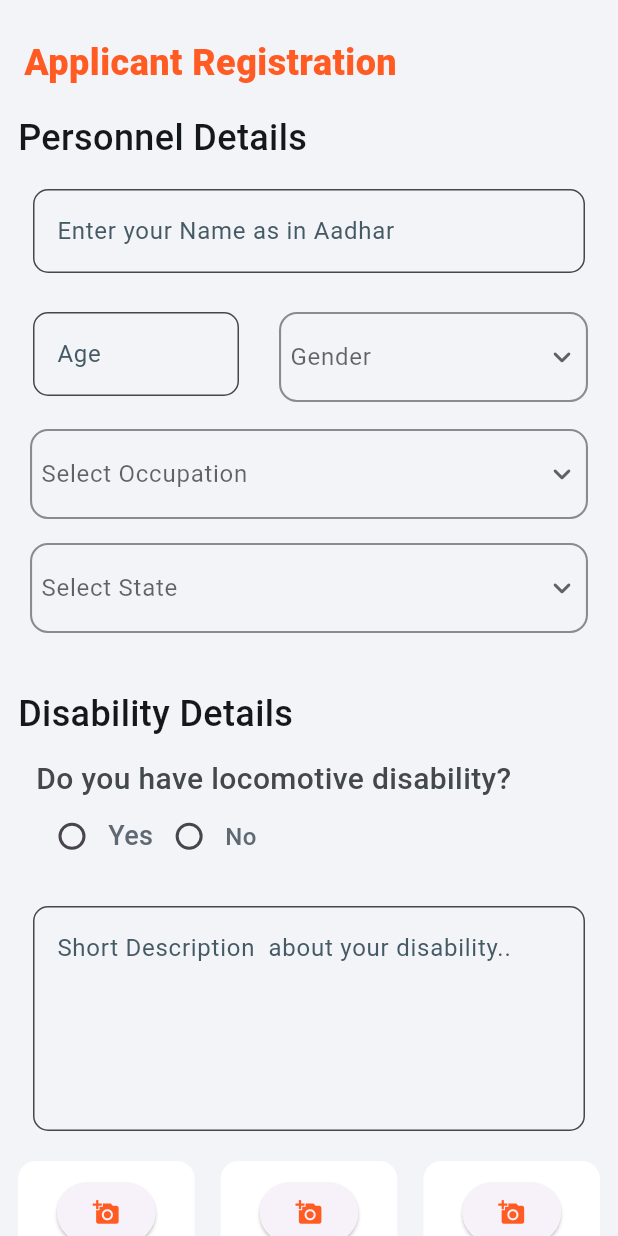
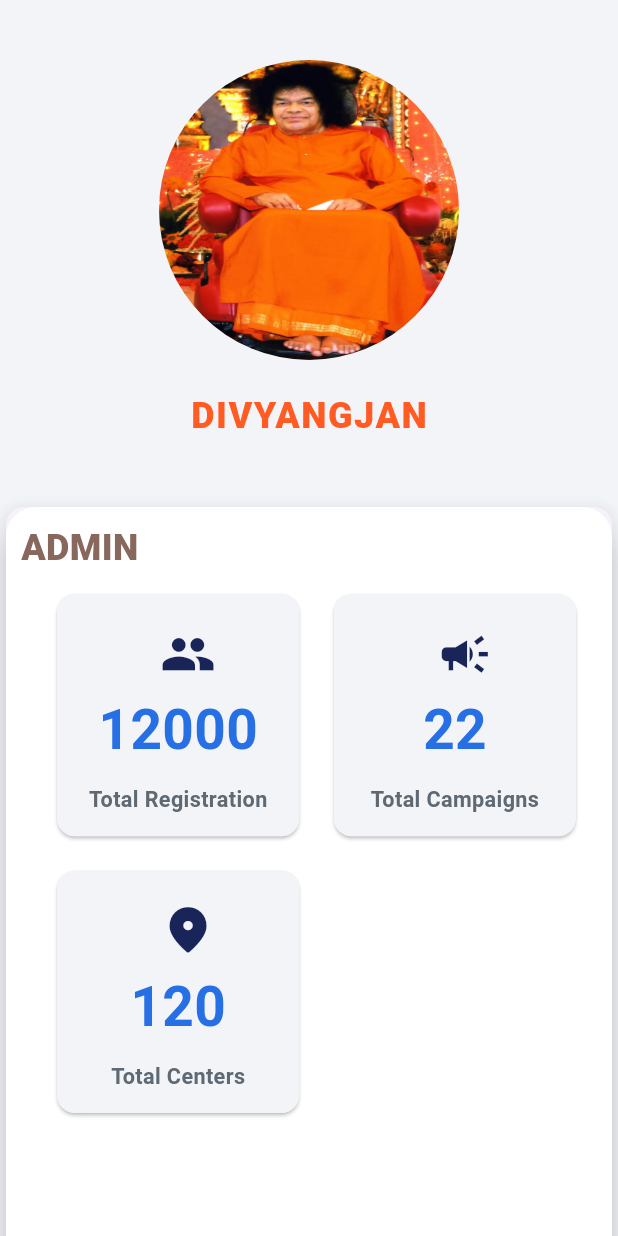
Before and after one commit to Coding2co/Divyangjan_Code, a Flutter app: the screen it shows after launch, on a phone screen of 412 x 824 dp. Run offline on Flutter 3.47's test engine with Material 3 defaults, Android fonts, the phone set to English and light mode, and no system bars; our stand-ins replace get, image_picker, pin_code_fields.

Commit message:
Admin Dashboard

```diff
--- /dev/null
+++ b/lib/Admin/AdminDashboard/view/dashboard_screen.dart
@@ -0,0 +1,129 @@
+import 'package:divyangjan_frontend/Admin/Widgets/dashboard_card_widget.dart';
+import 'package:divyangjan_frontend/Resources/Colors/app_colors.dart';
+import 'package:divyangjan_frontend/widgets/text_widget.dart';
+import 'package:flutter/material.dart';
+import 'package:get/get.dart';
+import '../../../Resources/Strings/app_strings.dart';
+
+class AdminDashboard extends StatelessWidget {
+  const AdminDashboard({super.key});
+
+  @override
+  Widget build(BuildContext context) {
+    return Scaffold(
+      backgroundColor: AppColors.primaryBackground,
+      body: SafeArea(
+        child: SingleChildScrollView(
+          child: Column(
+            mainAxisSize: MainAxisSize.max,
+            crossAxisAlignment: CrossAxisAlignment.center,
+            children: [
+              const SizedBox(
+                height: 40.0,
+              ),
+              ClipRRect(
+                borderRadius: BorderRadius.circular(200),
+                clipBehavior: Clip.antiAlias,
+                child: Image.asset(
+                  'assets/images/sai_baba.jpg',
+                  width: 200,
+                  height: 200,
+                  fit: BoxFit.fill,
+                ),
+              ),
+              const SizedBox(
+                height: 20.0,
+              ),
+              const TextWidget(
+                title: AppString.appName,
+                textColor: AppColors.primaryText,
+                textFontSize: 24,
+                textFontWeight: FontWeight.w800,
+                textSpace: 1.0,
+              ),
+              const SizedBox(
+                height: 40.0,
+              ),
+              Card(
+                semanticContainer: true,
+                elevation: 10,
+                child: Container(
+                  width: MediaQuery.of(context).size.width,
+                  height: MediaQuery.of(context).size.height * 0.6,
+                  padding: const EdgeInsets.only(
+                    top: 10,
+                    left: 10,
+                  ),
+                  decoration: const BoxDecoration(
+                    borderRadius: BorderRadius.only(
+                        topLeft: Radius.circular(20.0),
+                        topRight: Radius.circular(20.0)),
+                    boxShadow: [
+                      BoxShadow(
+                          color: AppColors.cardShadow, offset: Offset.infinite)
+                    ],
+                    color: AppColors.secondaryBackground,
+                  ),
+                  child: Column(
+                      crossAxisAlignment: CrossAxisAlignment.start,
+                      children: [
+                        const TextWidget(
+                            title: AppString.adminProfile,
+                            textColor: AppColors.upComingColor,
+                            textFontSize: 24,
+                            textFontWeight: FontWeight.w800),
+                        Expanded(
+                          child: GridView.builder(
+                            padding: const EdgeInsets.symmetric(
+                                horizontal: 20, vertical: 10),
+                            itemCount: 3,
+                            gridDelegate:
+                                const SliverGridDelegateWithFixedCrossAxisCount(
+                                    crossAxisCount: 2,
+                                    crossAxisSpacing: 15,
+                                    mainAxisSpacing: 15),
+                            itemBuilder: (context, index) {
+                              return index == 0
+                                  ? DashboardCardWidget(
+                                      onTap: () {
+                                        Get.toNamed('eligibilityScreenRoute');
+                                      },
+                                      cardIcon: const Icon(
+                                        Icons.people,
+                                        color: AppColors.navyBlue,
+                                      ),
+                                      title: '12000',
+                                      subTitle: AppString.totalReg)
+                                  : index == 1
+                                      ? DashboardCardWidget(
+                                          cardIcon:const  Icon(
+                                            Icons.campaign,
+                                            color: AppColors.navyBlue,
+                                          ),
+                                          title: '22',
+                                          subTitle: AppString.totCamp,
+                                          onTap: () {},
+                                        )
+                                      : DashboardCardWidget(
+                                          cardIcon: const Icon(
+                                            Icons.place_rounded,
+                                            color: AppColors.navyBlue,
+                                          ),
+                                          title: '120',
+                                          subTitle: AppString.totcent,
+                                          onTap: () {},
+                                        );
+                            },
+
+                          ),
+                        ),
+                      ]),
+                ),
+              ),
+            ],
+          ),
+        ),
+      ),
+    );
+  }
+}
--- /dev/null
+++ b/lib/Admin/Widgets/dashboard_card_widget.dart
@@ -0,0 +1,46 @@
+
+// ignore_for_file: prefer_const_literals_to_create_immutables, prefer_const_constructors
+
+import 'package:divyangjan_frontend/Resources/Colors/app_colors.dart';
+import 'package:divyangjan_frontend/widgets/icon_widget.dart';
+import 'package:divyangjan_frontend/widgets/text_widget.dart';
+import 'package:flutter/material.dart';
+
+class DashboardCardWidget extends StatelessWidget {
+  final Icon cardIcon;
+  final String title;
+  final String subTitle;
+  final Function() onTap;
+
+  const DashboardCardWidget({super.key,required this.cardIcon,required this.title,required this.subTitle,required this.onTap});
+
+  @override
+  Widget build(BuildContext context) {
+    return GestureDetector(
+      onTap:onTap ,
+      child: Card(
+        elevation: 1,
+        child: Container(
+          width: MediaQuery.of(context).size.width * 0.4,
+          height: 160,
+          padding: EdgeInsets.all(8),
+          decoration: BoxDecoration(
+            color: AppColors.primaryBackground,
+            borderRadius: BorderRadius.circular(12),
+
+          ),
+
+          child: Column(
+            crossAxisAlignment: CrossAxisAlignment.center,
+            mainAxisAlignment: MainAxisAlignment.spaceAround,
+            children: [
+              IconButtonWidget(icon: cardIcon,iconColor: AppColors.navyBlue,iconSize: MediaQuery.of(context).size.width * 0.09,),
+              TextWidget(title: title, textColor: AppColors.bluue, textFontSize:MediaQuery.of(context).size.width * 0.089, textFontWeight: FontWeight.w600),
+              TextWidget(title: subTitle, textColor: AppColors.secondaryText, textFontSize:MediaQuery.of(context).size.width * 0.035, textFontWeight: FontWeight.w600),
+            ],
+          ),
+        ),
+      ),
+    );
+  }
+}
--- a/lib/Resources/Colors/app_colors.dart
+++ b/lib/Resources/Colors/app_colors.dart
@@ -12,6 +12,8 @@ static const Color onGoingColor =  Color(0xFFFFBF00);
 static const Color upComingColor = Color(0xF7846358);
 static const Color completedColor =  Color(0xFF046A38);
 static const Color enrolledColor =Color(0xFF90EE90);
+static const Color navyBlue =Color(0xFF192559);
+static const Color bluue =Color(0xFF276FE4);
 
 
 }
--- a/lib/Resources/Strings/app_strings.dart
+++ b/lib/Resources/Strings/app_strings.dart
@@ -77,4 +77,19 @@ class AppString{
   static const String view = 'View';
   static const String regDate = '18-03-2024';
 
+
+  //Admin Dashboard
+
+  static const String appName = "DIVYANGJAN";
+  static const String adminProfile = "ADMIN";
+  static const String totalReg = "Total Registration";
+  static const String totCamp = "Total Campaigns";
+  static const String totcent = "Total Centers";
+
+  //Eligibility
+
+  static const String eligibility = "Eligibility";
+  static const String eligibleCandi = "Eligible Candidates";
+  static const String ineligibleCandi = "InEligible Candidates";
+  // static const String view = "View";
 }
--- a/lib/controllers/imagepicker_controller.dart
+++ b/lib/controllers/imagepicker_controller.dart
@@ -1,5 +1,4 @@
 import 'dart:io';
-import 'package:flutter/foundation.dart';
 import 'package:get/get.dart';
 import 'package:image_picker/image_picker.dart';
 
--- a/lib/main.dart
+++ b/lib/main.dart
@@ -1,6 +1,9 @@
+import 'package:divyangjan_frontend/Admin/AdminDashboard/view/dashboard_screen.dart';
 import 'package:divyangjan_frontend/screens/registration_screen.dart';
 import 'package:flutter/material.dart';
 import 'package:get/get.dart';
+
+import 'Admin/RegisteredCandidates/views/eligibility_screen.dart';
 // import 'package:google_fonts/google_fonts.dart';
 
 void main() {
@@ -15,9 +18,23 @@
   @override
   Widget build(BuildContext context) {
     return GetMaterialApp(
-      debugShowCheckedModeBanner: false,
+        debugShowCheckedModeBanner: false,
         title: 'Flutter Demo',
         themeMode: ThemeMode.system,
-        home: RegistrationScreen());
+        getPages: [
+          GetPage(
+            name: '/adminDashboardRouteName',
+            page: () => const AdminDashboard(),
+          ),
+          GetPage(
+            name: '/eligibilityScreenRoute',
+            page: () => const EligibilityScreen(),
+          ),
+          GetPage(
+            name: '/registrationForm',
+            page: (() => RegistrationScreen()),
+          ),
+        ],
+        home: const AdminDashboard());
   }
 }
--- a/lib/models/registration_model.dart
+++ b/lib/models/registration_model.dart
@@ -1,23 +1,23 @@
-// ignore_for_file: unnecessary_new
+// // ignore_for_file: unnecessary_new
 
-class Registration {
-  String? phoneNumber;
-  String? password;
-  bool? isPhoneVerified;
+// class Registration {
+//   String? phoneNumber;
+//   String? password;
+//   bool? isPhoneVerified;
 
-  Registration({this.phoneNumber, this.password, this.isPhoneVerified});
+//   Registration({this.phoneNumber, this.password, this.isPhoneVerified});
 
-  Registration.fromJson(Map<String, dynamic> json) {
-    phoneNumber = json['phone_number'];
-    password = json['password'];
-    isPhoneVerified = json['isPhone_verified'];
-  }
+//   Registration.fromJson(Map<String, dynamic> json) {
+//     phoneNumber = json['phone_number'];
+//     password = json['password'];
+//     isPhoneVerified = json['isPhone_verified'];
+//   }
 
-  Map<String, dynamic> toJson() {
-    final Map<String, dynamic> data = new Map<String, dynamic>();
-    data['phone_number'] = this.phoneNumber;
-    data['password'] = this.password;
-    data['isPhone_verified'] = this.isPhoneVerified;
-    return data;
-  }
-}
+//   Map<String, dynamic> toJson() {
+//     final Map<String, dynamic> data = new Map<String, dynamic>();
+//     data['phone_number'] = this.phoneNumber;
+//     data['password'] = this.password;
+//     data['isPhone_verified'] = this.isPhoneVerified;
+//     return data;
+//   }
+// }
--- a/lib/widgets/icon_widget.dart
+++ b/lib/widgets/icon_widget.dart
@@ -5,7 +5,7 @@ import 'package:flutter/material.dart';
 class IconButtonWidget extends StatelessWidget {
   final Icon icon;
   final Color? iconColor;
-  final VoidCallback? onChanged;
+  final Function()? onChanged;
   final double? iconSize;
   const IconButtonWidget({super.key, required this.icon, this.iconColor,this.onChanged,this.iconSize});
 
@@ -16,7 +16,6 @@ class IconButtonWidget extends StatelessWidget {
       height: 40.0,
       decoration: BoxDecoration(
           borderRadius: BorderRadius.circular(100.0),
-          // border: Border.all(color: AppColors.secondaryBackground)
           ),
       child: Center(
           child: IconButton(onPressed:onChanged, icon: icon, color: iconColor,iconSize: iconSize,)),
--- a/lib/widgets/imagepicker_widget.dart
+++ b/lib/widgets/imagepicker_widget.dart
@@ -55,7 +55,6 @@ class ImagePickerWidget extends StatelessWidget {
                   ElevatedButton(
                     onPressed: () {
                       debugPrint("button pressed");
-
                       showModalBottomSheet(
                         context: context,
                         builder: (BuildContext context) {
--- a/lib/widgets/text_widget.dart
+++ b/lib/widgets/text_widget.dart
@@ -10,7 +10,7 @@ class TextWidget extends StatelessWidget {
 
   @override
   Widget build(BuildContext context) {
-    return Text(
+    return  Text(
             title,
             style: TextStyle(
               color:textColor,
@@ -18,6 +18,7 @@ class TextWidget extends StatelessWidget {
               fontWeight: textFontWeight,
               letterSpacing: textSpace,
             ),
+
     );
   }
 }
--- a/pubspec.yaml
+++ b/pubspec.yaml
@@ -39,6 +39,7 @@ dependencies:
   pin_code_fields: ^8.0.1
   image_picker: ^1.0.7
   flutter_image_compress: ^2.0.0
+  intro_slider: ^4.2.1
 
 dev_dependencies:
   flutter_test:
@@ -66,6 +67,9 @@ flutter:
   assets:
     - assets/images/pic_0.png
     - assets/images/pic_1.png
+    - assets/images/slide_1.png
+    - assets/images/slide_2.png
+    - assets/images/sai_baba.jpg
 
   # An image asset can refer to one or more resolution-specific "variants", see
   # https://flutter.dev/assets-and-images/#resolution-aware
```
Also changed, not shown: lib/Admin/RegisteredCandidates/views/eligibility_screen.dart (added, +71 -0 lines), lib/Admin/Widgets/floating_actionbtn.dart (added, +23 -0 lines), lib/Admin/Widgets/user_details_card.dart (added, +68 -0 lines), lib/Resources/Images/app_images.dart (+0 -7 lines), lib/widgets/onboarding_widget.dart (added, +24 -0 lines), assets/images/sai_baba.jpg (added), assets/images/slide_1.png (added), assets/images/slide_2.png (added), lib/Admin/Widgets/searchbar_widget.dart (added), pubspec.lock. Lines whose indentation alone changed are shown as unchanged.
